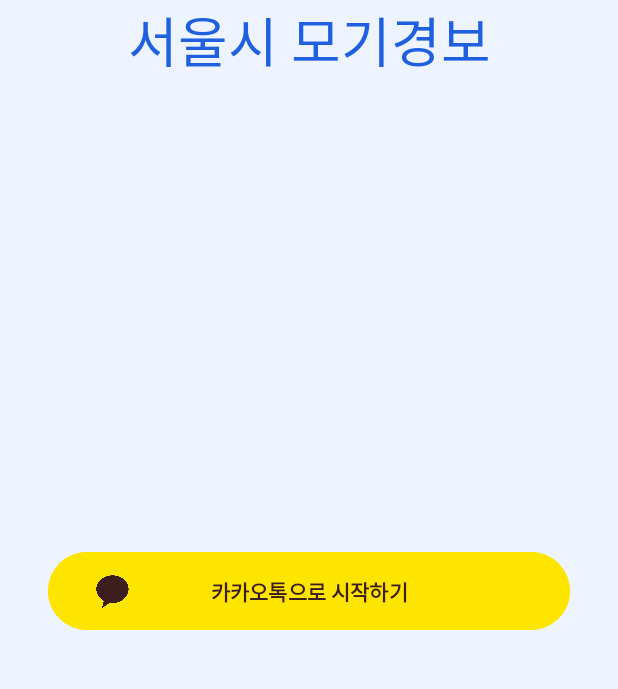
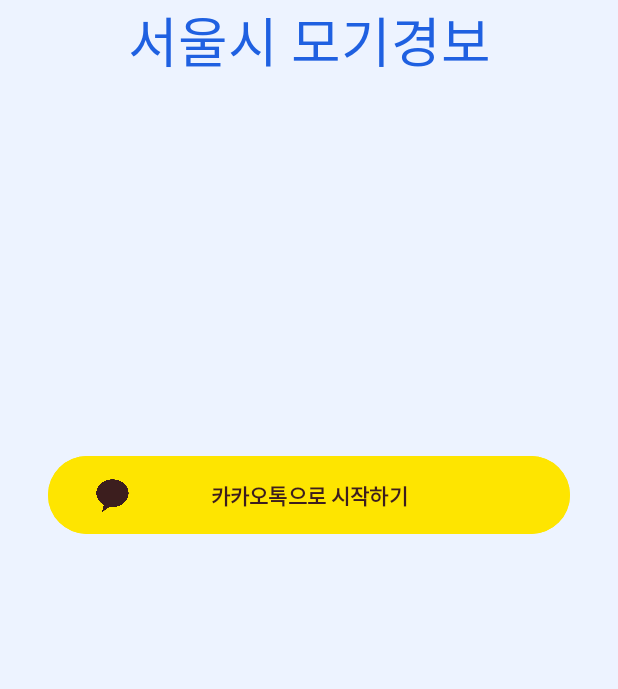
Before and after one commit to dongbin98/Mosquito, an Android app: the screen it shows after launch (IntroActivity), on a phone screen of 412 x 824 dp, the part 504-1193 px from its top. Run offline under Robolectric (Android 15) with nearby library versions, the phone set to English and light mode, and no system bars; our stand-ins replace RxJava, data binding; libraries missing offline, so code that uses them is left out: com.kakao.sdk; 2 statements that could not run were skipped.

```diff
--- a/app/src/main/res/layout/activity_intro.xml
+++ b/app/src/main/res/layout/activity_intro.xml
@@ -42,7 +42,7 @@
             android:layout_width="0dp"
             android:layout_height="60dp"
             android:layout_marginStart="32dp"
-            android:layout_marginBottom="64dp"
+            android:layout_marginBottom="128dp"
             android:layout_marginEnd="32dp"
             android:backgroundTint="@color/kakaoBackground"
             android:text="카카오톡으로 시작하기"
```
